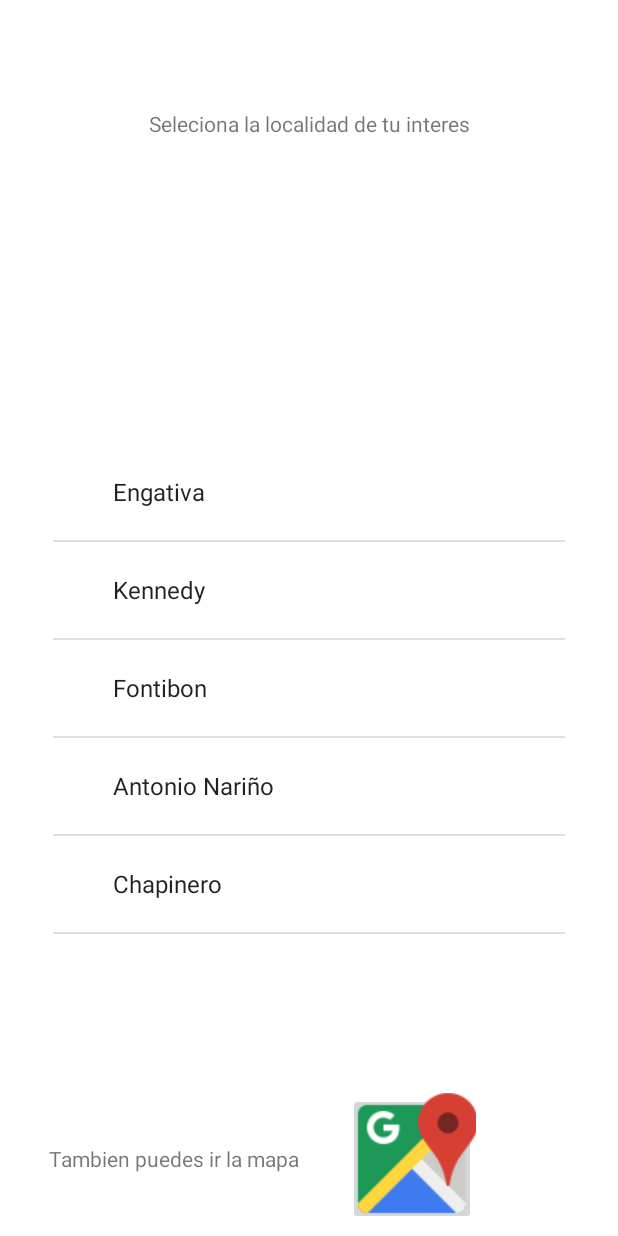
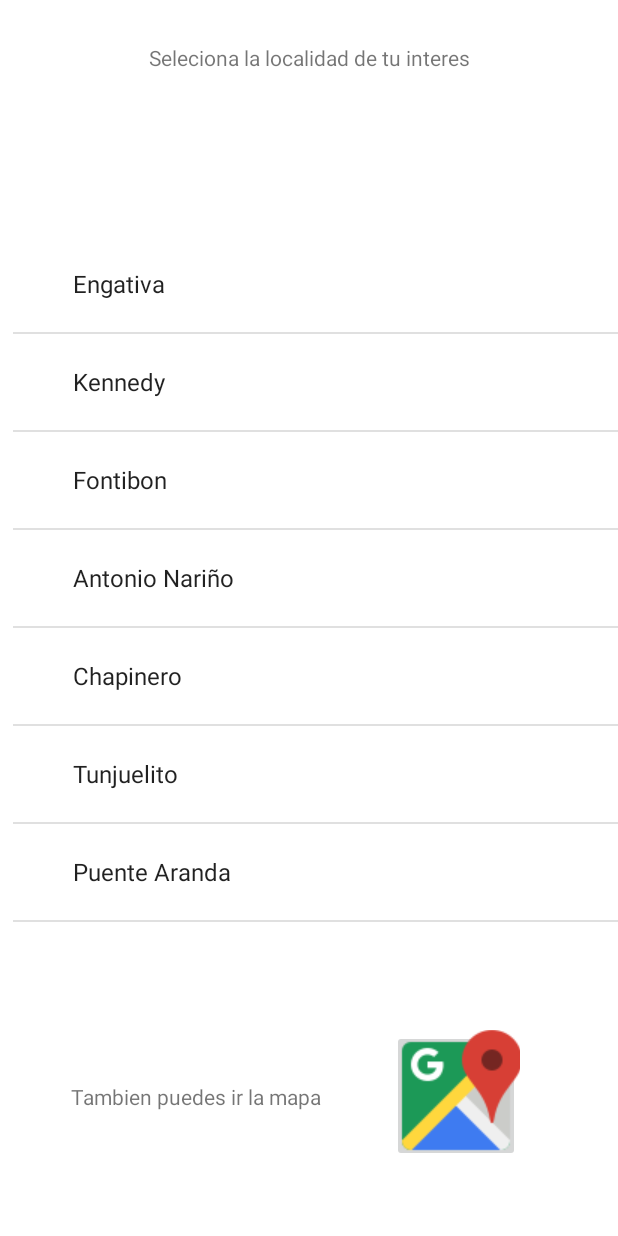
Before and after one commit to ejlampreaf/APPRECYCLING, an Android app: the activity_lugares screen opened directly, with no data from a screen before it, on a phone screen of 412 x 824 dp. Run offline under Robolectric (Android 15) with nearby library versions, the phone set to English and light mode, and no system bars.

Commit message:
Configuracion scrollview ajuste de listview - Deiner Ariza

```diff
--- a/app/src/main/java/com/example/splash/activity_lugares.java
+++ b/app/src/main/java/com/example/splash/activity_lugares.java
@@ -21,9 +21,12 @@ public class activity_lugares extends AppCompatActivity {
 
     //Declaracion de arrays que contienen los valores de las localidades y direcciones
     //son dos arrays localidad y ubicacion
-    private String[] localidad = {"Engativa", "Kennedy", "Fontibon", "Antonio Nariño","Chapinero"};
-    private String[] ubicacion = {"C. C Titan Plaza, Cra72 80-94", "Tranv 71d # 6-94Sur", "AV Ciudad de Cali con AV Ferrocarril, cl20 #82-52", "C Comercial Centro Mayor AV. NQS # cra38a sur",
-            "C Comercial 93, Carrera 15 # 93-60"};
+    private String[] localidad = {"Engativa", "Kennedy", "Fontibon", "Antonio Nariño","Chapinero",
+                                  "Tunjuelito","Puente Aranda","Ciudad Bolívar","Teusaquillo","San Cristóbal",
+                                  "Bosa","Rafael Uribe","Santa Fe"};
+    private String[] ubicacion = {"C. C Titan Plaza, Cra72 80-94", "Tranv 71d # 6-94Sur", "AV Ciudad de Cali con AV Ferrocarril, cl20 #82-52", "C Comercial Centro Mayor AV. NQS # cra38a sur", "C Comercial 93, Carrera 15 # 93-60",
+                                  "Dile Tunjuelito,CL 48B Sur No. 27-80","Puente Aranda,GASEOSA LUX Calle 5C # 53D-12","INDUSEL,Autopista (AC 57R) Sur No. 67-59","Secretaría de Educación,Cll 26 No.66-63 BloqueB","SUPERCADE,20 de Julio\n" +
+                                  "Carrera 5A # 30D-20SUR","SUPERCADE Bosa,Av. Calle 57 R Sur #72D-12","Alcaldía Local de Rafael Uribe Uribe,CALLE 32 SUR 23 62","EDIFICIO BACHUE 2 PISO,CARRERA 10 #27-00"};
     //Se definen los objetos tipo textview y listview
     private TextView tv1;
     private ListView list1;
--- a/app/src/main/res/layout/activity_lugares.xml
+++ b/app/src/main/res/layout/activity_lugares.xml
@@ -10,20 +10,11 @@
         android:id="@+id/tv1"
         android:layout_width="263dp"
         android:layout_height="67dp"
-        android:layout_marginTop="100dp"
-        app:layout_constraintBottom_toTopOf="@+id/list1"
+        android:layout_marginTop="76dp"
         app:layout_constraintEnd_toEndOf="parent"
+        app:layout_constraintHorizontal_bias="0.418"
         app:layout_constraintStart_toStartOf="parent"
         app:layout_constraintTop_toTopOf="parent" />
-
-    <ListView
-        android:id="@+id/list1"
-        android:layout_width="341dp"
-        android:layout_height="424dp"
-        android:layout_marginBottom="104dp"
-        app:layout_constraintBottom_toBottomOf="parent"
-        app:layout_constraintEnd_toEndOf="parent"
-        app:layout_constraintStart_toStartOf="parent" />
 
     <ImageButton
         android:id="@+id/imbutton1"
@@ -31,10 +22,9 @@
         android:layout_height="88dp"
         app:layout_constraintBottom_toBottomOf="parent"
         app:layout_constraintEnd_toEndOf="parent"
-        app:layout_constraintHorizontal_bias="0.71"
+        app:layout_constraintHorizontal_bias="0.8"
         app:layout_constraintStart_toStartOf="parent"
-        app:layout_constraintTop_toBottomOf="@+id/list1"
-        app:layout_constraintVertical_bias="0.562"
+        app:layout_constraintTop_toBottomOf="@+id/scrollView3"
         app:srcCompat="@drawable/googlemaps" />
 
     <TextView
@@ -45,7 +35,7 @@
         app:layout_constraintBottom_toBottomOf="parent"
         app:layout_constraintEnd_toStartOf="@+id/imbutton1"
         app:layout_constraintStart_toStartOf="parent"
-        app:layout_constraintTop_toBottomOf="@+id/list1" />
+        app:layout_constraintTop_toBottomOf="@+id/scrollView3" />
 
     <TextView
         android:id="@+id/textView8"
@@ -57,4 +47,28 @@
         app:layout_constraintStart_toStartOf="parent"
         app:layout_constraintTop_toTopOf="parent" />
 
+    <ScrollView
+        android:id="@+id/scrollView3"
+        android:layout_width="403dp"
+        android:layout_height="480dp"
+        android:layout_marginStart="6dp"
+        app:layout_constraintBottom_toBottomOf="parent"
+        app:layout_constraintEnd_toEndOf="parent"
+        app:layout_constraintHorizontal_bias="1.0"
+        app:layout_constraintStart_toStartOf="parent"
+        app:layout_constraintTop_toBottomOf="@+id/tv1"
+        app:layout_constraintVertical_bias="0.069">
+
+        <LinearLayout
+            android:layout_width="match_parent"
+            android:layout_height="wrap_content"
+            android:orientation="vertical">
+
+            <ListView
+                android:id="@+id/list1"
+                android:layout_width="match_parent"
+                android:layout_height="482dp" />
+        </LinearLayout>
+    </ScrollView>
+
 </androidx.constraintlayout.widget.ConstraintLayout>
```
